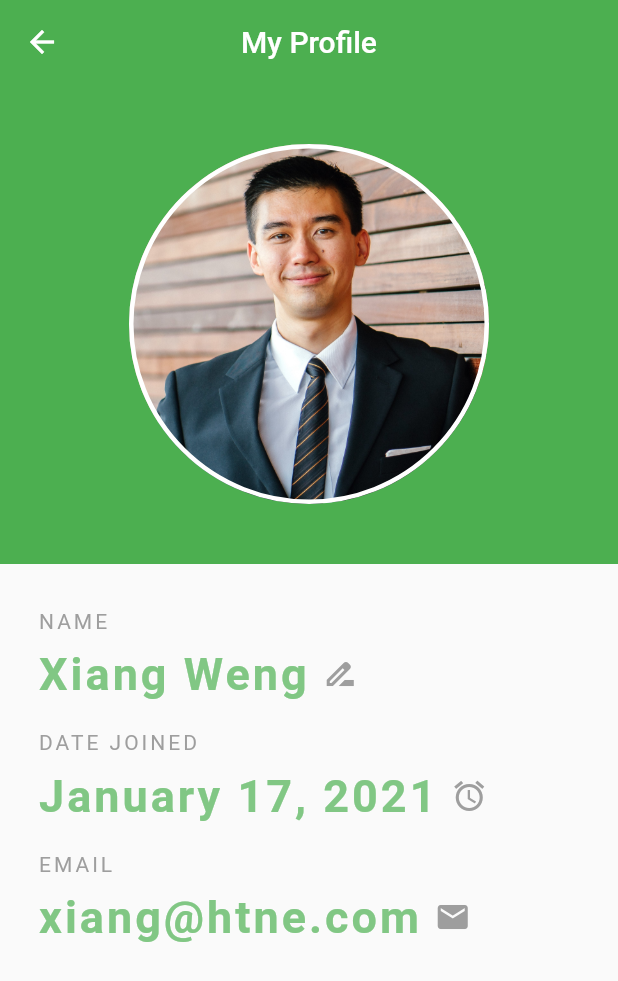
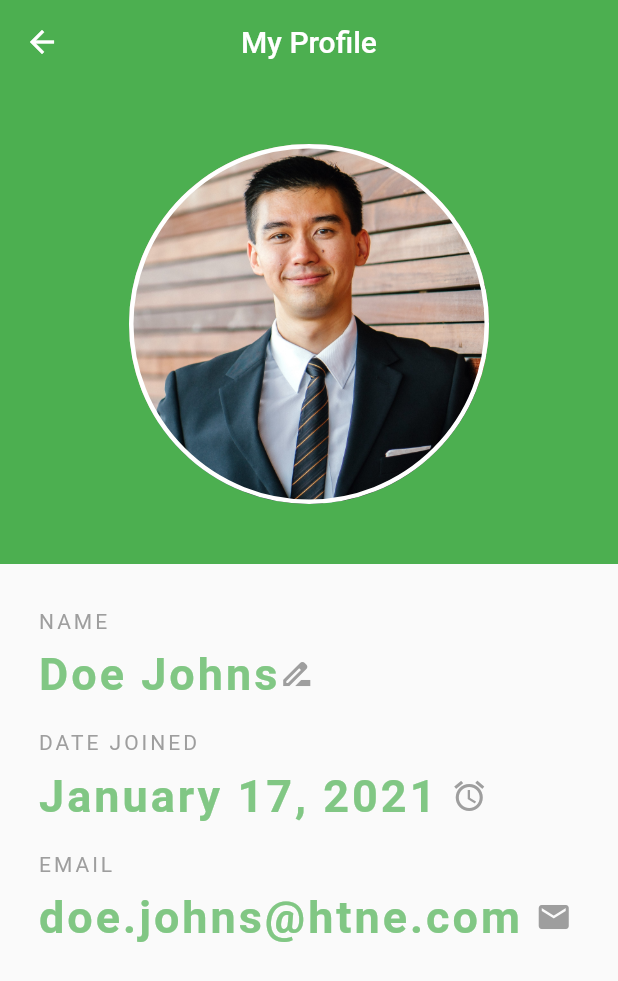
Before and after one commit to Amarygdala/wood_walk, a Flutter app: the Profile screen opened by its route, on a phone screen of 412 x 824 dp. Shown: the top 981 px of the screen. Run offline on Flutter 3.47's test engine with Material 2 defaults, Android fonts, the light colour scheme and no system bars; our stand-ins replace liquid_progress_indicator, pedometer; missing offline and left inert: weather_widget.

Commit message:
name e-mail

```diff
--- a/lib/profile.dart
+++ b/lib/profile.dart
@@ -54,7 +54,7 @@ class Profile extends StatelessWidget {
                   Row(
                     children: [
                       Text(
-                        'Xiang Weng ',
+                        'Doe Johns',
                         style: TextStyle(
                           color: Colors.green[300],
                           letterSpacing: 2.0,
@@ -106,7 +106,7 @@ class Profile extends StatelessWidget {
                   Row(
                   children: <Widget>[
                     Text(
-                      'xiang@htne.com ',
+                      'doe.johns@htne.com ',
                       style: TextStyle(
                         color: Colors.green[300],
                         letterSpacing: 2.0,
```
